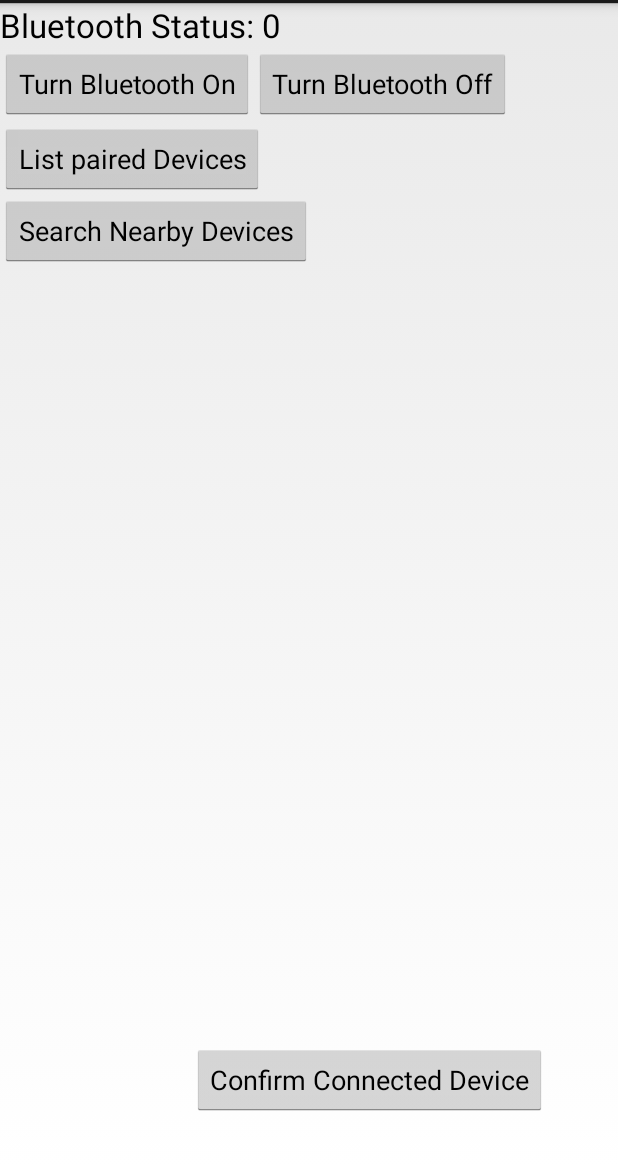
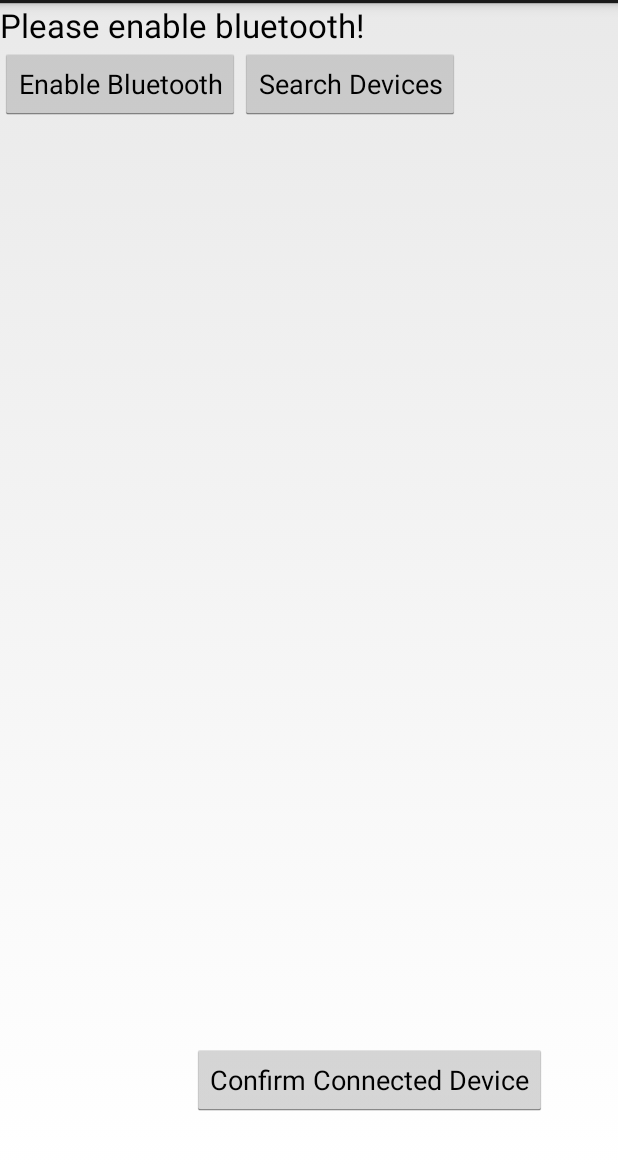
Before and after one commit to jacky-liang/FPSPhone, an Android app: the SetupBluetoothActivity screen opened directly, with no data from a screen before it, on a phone screen of 412 x 824 dp, the part 69-1236 px from its top. Run offline under Robolectric (Android 15) with nearby library versions, the phone set to English and light mode, and no system bars.

Commit message:
polished bt setup screen to be more fluid and handle more cases

```diff
--- a/app/src/main/res/layout/activity_setup_bluetooth.xml
+++ b/app/src/main/res/layout/activity_setup_bluetooth.xml
@@ -37,10 +37,10 @@
             android:text="@string/btn_blutooth_on" />
 
         <Button
-            android:id="@+id/turnOff"
+            android:id="@+id/search"
             android:layout_width="wrap_content"
             android:layout_height="wrap_content"
-            android:text="@string/btn_blutooth_off" />
+            android:text="@string/btn_bluetooth_find" />
 
     </LinearLayout>
 
@@ -51,18 +51,6 @@
         android:orientation="vertical"
         android:layout_marginTop="80dp"
         android:id="@+id/linearLayout">
-
-        <Button
-            android:id="@+id/paired"
-            android:layout_width="wrap_content"
-            android:layout_height="wrap_content"
-            android:text="@string/btn_bluetooth_device_list" />
-
-        <Button
-            android:id="@+id/search"
-            android:layout_width="wrap_content"
-            android:layout_height="wrap_content"
-            android:text="@string/btn_bluetooth_find" />
 
         <ListView
             android:id="@+id/list_view_devices"
--- a/app/src/main/res/values/strings.xml
+++ b/app/src/main/res/values/strings.xml
@@ -6,10 +6,9 @@
     <string name="action_settings">Settings</string>
 
     <!--Bluetooth Setup Activity-->
-    <string name="btn_blutooth_on">Turn Bluetooth On</string>
-    <string name="btn_blutooth_off">Turn Bluetooth Off</string>
-    <string name="btn_bluetooth_device_list">List paired Devices</string>
-    <string name="btn_bluetooth_find">Search Nearby Devices</string>
+    <string name="btn_blutooth_on">Enable Bluetooth</string>
+    <string name="btn_bluetooth_find">Search Devices</string>
+    <string name="btn_bluetooth_cancel">Cancel Search</string>
     <string name="btn_bluetooth_confirm">Confirm Connected Device</string>
 
     <!--Main Activity-->
```
Also changed, not shown: app/src/main/java/com/fpsphone/SetupBluetoothActivity.java (+52 -72 lines).
